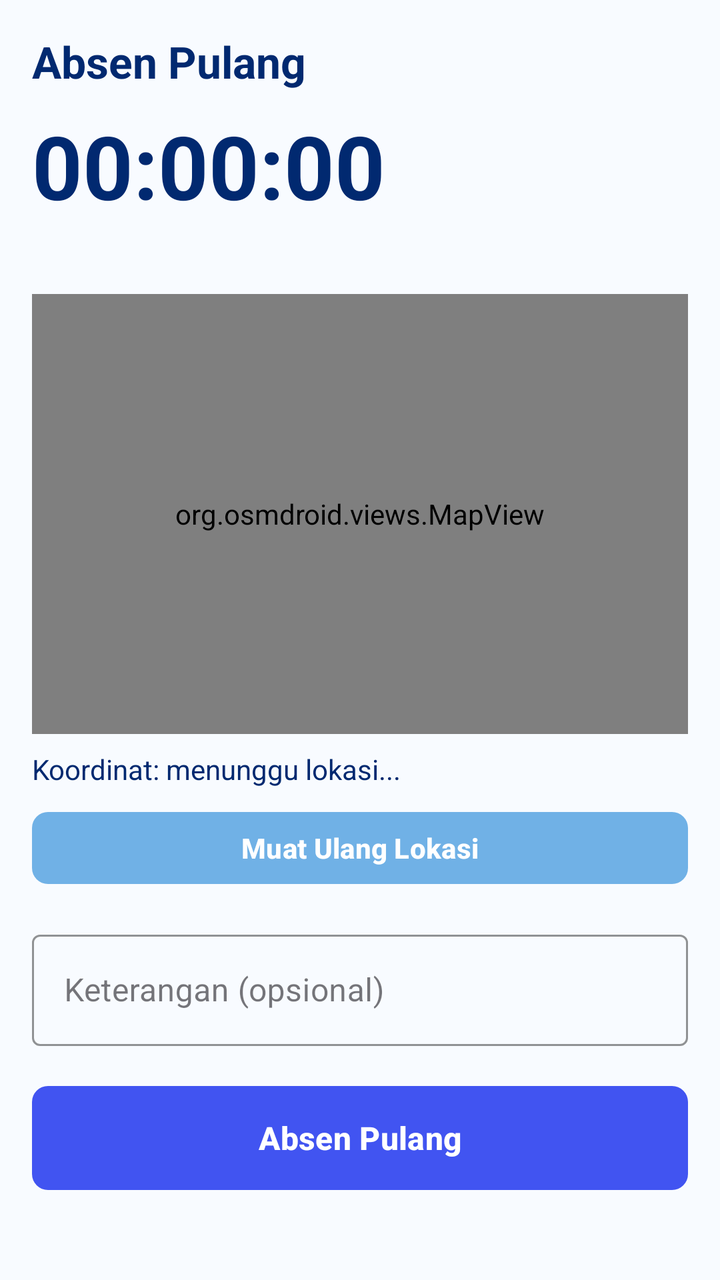
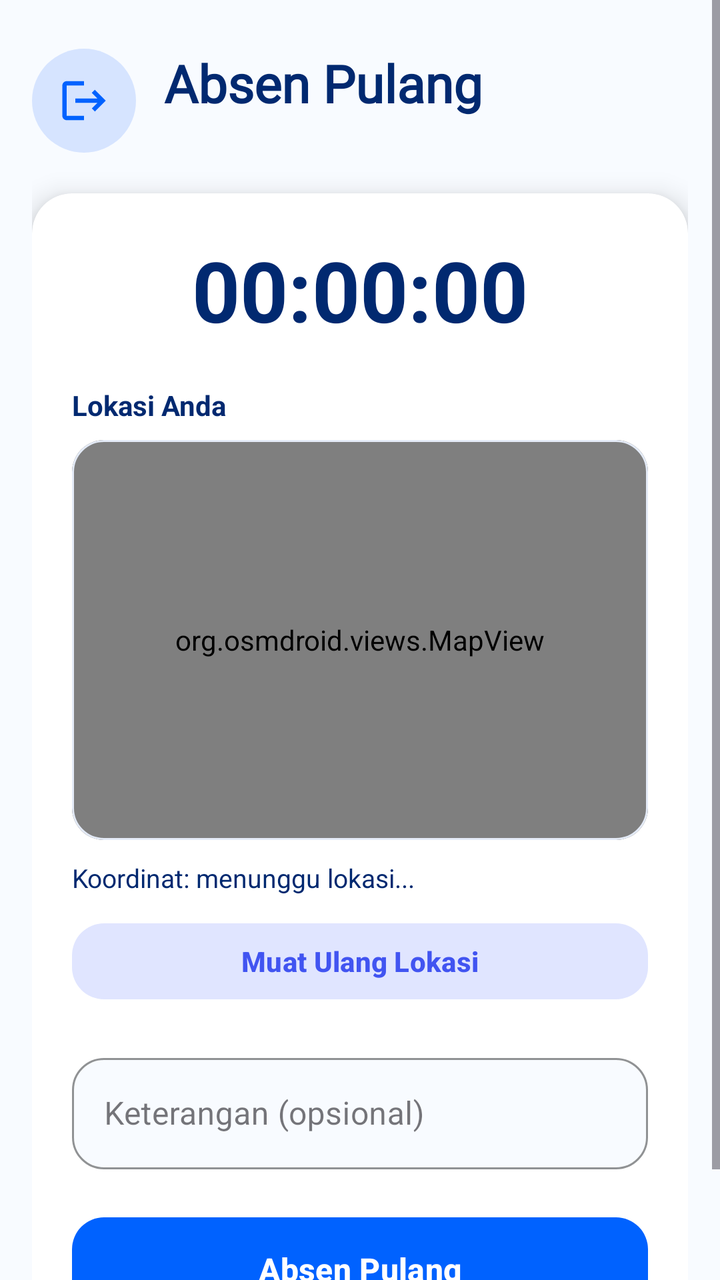

The first picture is an Android layout as it rendered before a commit; the second is the same layout after the commit. The layout source and the unified diff follow.
<!-- AndroidManifest.xml: application theme Theme.AbsensiMicrodata -->
<!-- res/layout/fragment_absen_pulang.xml -->
<?xml version="1.0" encoding="utf-8"?>
<ScrollView xmlns:android="http://schemas.android.com/apk/res/android"
    xmlns:app="http://schemas.android.com/apk/res-auto"
    android:layout_width="match_parent"
    android:layout_height="match_parent"
    android:background="#F8FBFF">

    <LinearLayout
        android:layout_width="match_parent"
        android:layout_height="wrap_content"
        android:orientation="vertical"
        android:padding="16dp">

        <TextView
            android:layout_width="wrap_content"
            android:layout_height="wrap_content"
            android:text="Absen Pulang"
            android:textColor="#012970"
            android:textSize="22sp"
            android:textStyle="bold" />

        <TextClock
            android:id="@+id/tc_jam"
            android:layout_width="wrap_content"
            android:layout_height="wrap_content"
            android:layout_marginTop="8dp"
            android:format24Hour="HH:mm:ss"
            android:format12Hour="HH:mm:ss"
            android:textColor="#012970"
            android:textSize="44sp"
            android:textStyle="bold" />

        <TextView
            android:id="@+id/tv_tanggal"
            android:layout_width="wrap_content"
            android:layout_height="wrap_content"
            android:textColor="#899BBD"
            android:textSize="14sp" />

        <org.osmdroid.views.MapView
            android:id="@+id/map"
            android:layout_width="match_parent"
            android:layout_height="220dp"
            android:layout_marginTop="16dp" />

        <TextView
            android:id="@+id/tv_koordinat"
            android:layout_width="wrap_content"
            android:layout_height="wrap_content"
            android:layout_marginTop="8dp"
            android:text="Koordinat: menunggu lokasi..."
            android:textColor="#012970"
            android:textSize="14sp" />

        <com.google.android.material.button.MaterialButton
            android:id="@+id/btn_muat_lokasi"
            android:layout_width="match_parent"
            android:layout_height="44dp"
            android:layout_marginTop="8dp"
            android:text="Muat Ulang Lokasi"
            android:textStyle="bold"
            app:cornerRadius="8dp"
            app:backgroundTint="#70B1E6" />

        <com.google.android.material.textfield.TextInputLayout
            android:layout_width="match_parent"
            android:layout_height="wrap_content"
            android:layout_marginTop="16dp"
            android:hint="Keterangan (opsional)"
            app:boxStrokeColor="#4154F1"
            app:hintTextColor="#4154F1"
            style="@style/Widget.MaterialComponents.TextInputLayout.OutlinedBox">

            <com.google.android.material.textfield.TextInputEditText
                android:id="@+id/et_keterangan"
                android:layout_width="match_parent"
                android:layout_height="wrap_content"
                android:inputType="text"
                android:maxLines="2" />
        </com.google.android.material.textfield.TextInputLayout>

        <com.google.android.material.button.MaterialButton
            android:id="@+id/btn_absen"
            android:layout_width="match_parent"
            android:layout_height="60dp"
            android:layout_marginTop="16dp"
            android:text="Absen Pulang"
            android:textSize="16sp"
            android:textStyle="bold"
            app:cornerRadius="8dp"
            app:backgroundTint="#4154F1" />

        <TextView
            android:id="@+id/tv_status"
            android:layout_width="match_parent"
            android:layout_height="wrap_content"
            android:layout_marginTop="12dp"
            android:background="#E8F5E9"
            android:gravity="center"
            android:padding="12dp"
            android:textColor="#2E7D32"
            android:textSize="14sp"
            android:textStyle="bold"
            android:visibility="gone" />

    </LinearLayout>
</ScrollView>
<!-- resources referenced by this layout -->
<resources>
  <style name="Theme.AbsensiMicrodata" parent="Base.Theme.AbsensiMicrodata" />
  <style name="Base.Theme.AbsensiMicrodata" parent="Theme.Material3.Light.NoActionBar">
          
          
      </style>
</resources>

<!-- the commit's change to res/layout/fragment_absen_pulang.xml (unified diff, before → after) -->
@@ -11,97 +11,165 @@
         android:orientation="vertical"
         android:padding="16dp">
 
-        <TextView
-            android:layout_width="wrap_content"
-            android:layout_height="wrap_content"
-            android:text="Absen Pulang"
-            android:textColor="#012970"
-            android:textSize="22sp"
-            android:textStyle="bold" />
-
-        <TextClock
-            android:id="@+id/tc_jam"
-            android:layout_width="wrap_content"
+        <LinearLayout
+            android:layout_width="match_parent"
             android:layout_height="wrap_content"
             android:layout_marginTop="8dp"
-            android:format24Hour="HH:mm:ss"
-            android:format12Hour="HH:mm:ss"
-            android:textColor="#012970"
-            android:textSize="44sp"
-            android:textStyle="bold" />
+            android:gravity="center_vertical"
+            android:orientation="horizontal">
 
-        <TextView
-            android:id="@+id/tv_tanggal"
-            android:layout_width="wrap_content"
-            android:layout_height="wrap_content"
-            android:textColor="#899BBD"
-            android:textSize="14sp" />
+            <ImageView
+                android:layout_width="52dp"
+                android:layout_height="52dp"
+                android:background="@drawable/bg_circle_pill"
+                android:contentDescription="@string/menu_absen_pulang"
+                android:padding="13dp"
+                android:src="@drawable/ic_absen_pulang"
+                app:tint="#0062FF" />
 
-        <org.osmdroid.views.MapView
-            android:id="@+id/map"
-            android:layout_width="match_parent"
-            android:layout_height="220dp"
-            android:layout_marginTop="16dp" />
+            <LinearLayout
+                android:layout_width="wrap_content"
+                android:layout_height="wrap_content"
+                android:layout_marginStart="14dp"
+                android:orientation="vertical">
 
-        <TextView
-            android:id="@+id/tv_koordinat"
-            android:layout_width="wrap_content"
-            android:layout_height="wrap_content"
-            android:layout_marginTop="8dp"
-            android:text="Koordinat: menunggu lokasi..."
-            android:textColor="#012970"
-            android:textSize="14sp" />
+                <TextView
+                    android:layout_width="wrap_content"
+                    android:layout_height="wrap_content"
+                    android:fontFamily="@font/adlam_display"
+                    android:text="Absen Pulang"
+                    android:textColor="#012970"
+                    android:textSize="26sp"
+                    android:textStyle="bold" />
 
-        <com.google.android.material.button.MaterialButton
-            android:id="@+id/btn_muat_lokasi"
-            android:layout_width="match_parent"
-            android:layout_height="44dp"
-            android:layout_marginTop="8dp"
-            android:text="Muat Ulang Lokasi"
-            android:textStyle="bold"
-            app:cornerRadius="8dp"
-            app:backgroundTint="#70B1E6" />
+                <TextView
+                    android:id="@+id/tv_tanggal"
+                    android:layout_width="wrap_content"
+                    android:layout_height="wrap_content"
+                    android:textColor="#899BBD"
+                    android:textSize="13sp" />
+            </LinearLayout>
+        </LinearLayout>
 
-        <com.google.android.material.textfield.TextInputLayout
+        <com.google.android.material.card.MaterialCardView
             android:layout_width="match_parent"
             android:layout_height="wrap_content"
-            android:layout_marginTop="16dp"
-            android:hint="Keterangan (opsional)"
-            app:boxStrokeColor="#4154F1"
-            app:hintTextColor="#4154F1"
-            style="@style/Widget.MaterialComponents.TextInputLayout.OutlinedBox">
+            android:layout_marginTop="20dp"
+            app:cardBackgroundColor="@android:color/white"
+            app:cardCornerRadius="20dp"
+            app:cardElevation="8dp"
+            app:strokeWidth="0dp">
 
-            <com.google.android.material.textfield.TextInputEditText
-                android:id="@+id/et_keterangan"
+            <LinearLayout
                 android:layout_width="match_parent"
                 android:layout_height="wrap_content"
-                android:inputType="text"
-                android:maxLines="2" />
-        </com.google.android.material.textfield.TextInputLayout>
+                android:orientation="vertical"
+                android:padding="20dp">
 
-        <com.google.android.material.button.MaterialButton
-            android:id="@+id/btn_absen"
-            android:layout_width="match_parent"
-            android:layout_height="60dp"
-            android:layout_marginTop="16dp"
-            android:text="Absen Pulang"
-            android:textSize="16sp"
-            android:textStyle="bold"
-            app:cornerRadius="8dp"
-            app:backgroundTint="#4154F1" />
+                <TextClock
+                    android:id="@+id/tc_jam"
+                    android:layout_width="match_parent"
+                    android:layout_height="wrap_content"
+                    android:format12Hour="HH:mm:ss"
+                    android:format24Hour="HH:mm:ss"
+                    android:gravity="center"
+                    android:textColor="#012970"
+                    android:textSize="42sp"
+                    android:textStyle="bold" />
 
-        <TextView
-            android:id="@+id/tv_status"
-            android:layout_width="match_parent"
-            android:layout_height="wrap_content"
-            android:layout_marginTop="12dp"
-            android:background="#E8F5E9"
-            android:gravity="center"
-            android:padding="12dp"
-            android:textColor="#2E7D32"
-            android:textSize="14sp"
-            android:textStyle="bold"
-            android:visibility="gone" />
+                <TextView
+                    android:layout_width="wrap_content"
+                    android:layout_height="wrap_content"
+                    android:layout_marginTop="20dp"
+                    android:text="Lokasi Anda"
+                    android:textColor="#012970"
+                    android:textSize="14sp"
+                    android:textStyle="bold" />
 
+                <com.google.android.material.card.MaterialCardView
+                    android:layout_width="match_parent"
+                    android:layout_height="wrap_content"
+                    android:layout_marginTop="8dp"
+                    android:clipToOutline="true"
+                    app:cardBackgroundColor="@android:color/white"
+                    app:cardCornerRadius="16dp"
+                    app:cardElevation="0dp"
+                    app:strokeColor="#E4EBF7"
+                    app:strokeWidth="1dp">
+
+                    <org.osmdroid.views.MapView
+                        android:id="@+id/map"
+                        android:layout_width="match_parent"
+                        android:layout_height="200dp" />
+                </com.google.android.material.card.MaterialCardView>
+
+                <TextView
+                    android:id="@+id/tv_koordinat"
+                    android:layout_width="wrap_content"
+                    android:layout_height="wrap_content"
+                    android:layout_marginTop="10dp"
+                    android:text="Koordinat: menunggu lokasi..."
+                    android:textColor="#012970"
+                    android:textSize="13sp" />
+
+                <com.google.android.material.button.MaterialButton
+                    android:id="@+id/btn_muat_lokasi"
+                    android:layout_width="match_parent"
+                    android:layout_height="46dp"
+                    android:layout_marginTop="10dp"
+                    android:text="Muat Ulang Lokasi"
+                    android:textAllCaps="false"
+                    android:textColor="#4154F1"
+                    android:textStyle="bold"
+                    app:backgroundTint="#E0E5FF"
+                    app:cornerRadius="16dp" />
+
+                <com.google.android.material.textfield.TextInputLayout
+                    style="@style/Widget.MaterialComponents.TextInputLayout.OutlinedBox"
+                    android:layout_width="match_parent"
+                    android:layout_height="wrap_content"
+                    android:layout_marginTop="20dp"
+                    android:hint="Keterangan (opsional)"
+                    app:boxBackgroundColor="#F8FBFF"
+                    app:boxCornerRadiusBottomEnd="16dp"
+                    app:boxCornerRadiusBottomStart="16dp"
+                    app:boxCornerRadiusTopEnd="16dp"
+                    app:boxCornerRadiusTopStart="16dp"
+                    app:boxStrokeColor="#A0C1FF">
+
+                    <com.google.android.material.textfield.TextInputEditText
+                        android:id="@+id/et_keterangan"
+                        android:layout_width="match_parent"
+                        android:layout_height="wrap_content"
+                        android:inputType="text"
+                        android:maxLines="2" />
+                </com.google.android.material.textfield.TextInputLayout>
+
+                <com.google.android.material.button.MaterialButton
+                    android:id="@+id/btn_absen"
+                    android:layout_width="match_parent"
+                    android:layout_height="60dp"
+                    android:layout_marginTop="20dp"
+                    android:text="Absen Pulang"
+                    android:textAllCaps="false"
+                    android:textSize="16sp"
+                    android:textStyle="bold"
+                    app:backgroundTint="#0062FF"
+                    app:cornerRadius="16dp" />
+
+                <TextView
+                    android:id="@+id/tv_status"
+                    android:layout_width="match_parent"
+                    android:layout_height="wrap_content"
+                    android:layout_marginTop="12dp"
+                    android:background="@drawable/bg_status_pill"
+                    android:gravity="center"
+                    android:padding="12dp"
+                    android:textColor="#2E7D32"
+                    android:textSize="14sp"
+                    android:textStyle="bold"
+                    android:visibility="gone" />
+            </LinearLayout>
+        </com.google.android.material.card.MaterialCardView>
     </LinearLayout>
 </ScrollView>
<!-- resource entries referenced after the edit -->
@@ -1,6 +1,31 @@
 <!-- resources referenced by this layout -->
 <resources>
+  <!-- drawable bg_circle_pill (drawable) -->
+  <?xml version="1.0" encoding="utf-8"?>
+  <shape xmlns:android="http://schemas.android.com/apk/res/android"
+      android:shape="oval">
+      <solid android:color="@color/pill_blue" />
+  </shape>
+  <!-- drawable bg_status_pill (drawable) -->
+  <?xml version="1.0" encoding="utf-8"?>
+  <shape xmlns:android="http://schemas.android.com/apk/res/android">
+      <solid android:color="#E8F5E9" />
+      <corners android:radius="12dp" />
+  </shape>
+  <!-- drawable ic_absen_pulang (drawable) -->
+  <?xml version="1.0" encoding="utf-8"?>
+  <vector xmlns:android="http://schemas.android.com/apk/res/android"
+      android:width="24dp"
+      android:height="24dp"
+      android:viewportWidth="24"
+      android:viewportHeight="24">
+      <path
+          android:fillColor="#FF000000"
+          android:pathData="M17 7l-1.41 1.41L18.17 11H8v2h10.17l-2.58 2.58L17 17l5-5zM4 5h8V3H4c-1.1 0-2 .9-2 2v14c0 1.1.9 2 2 2h8v-2H4V5z" />
+  </vector>
+  <string name="menu_absen_pulang">Absen Pulang</string>
   <style name="Theme.AbsensiMicrodata" parent="Base.Theme.AbsensiMicrodata" />
+  <color name="pill_blue">#D6E4FF</color>
   <style name="Base.Theme.AbsensiMicrodata" parent="Theme.Material3.Light.NoActionBar">
           
           
